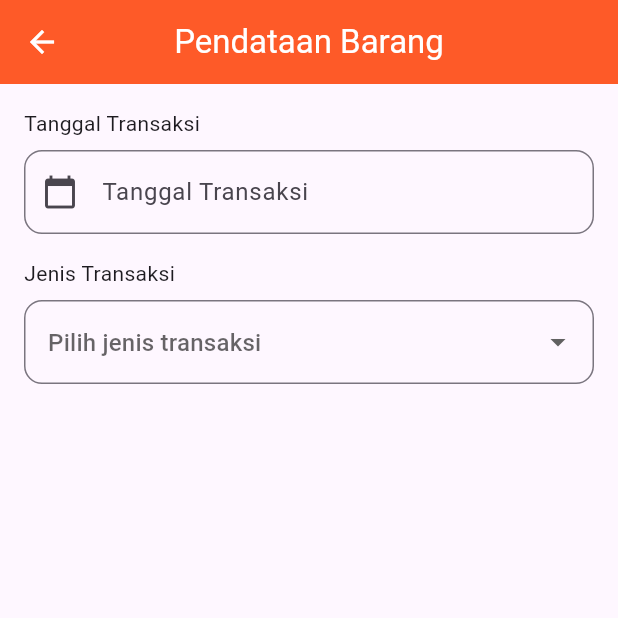
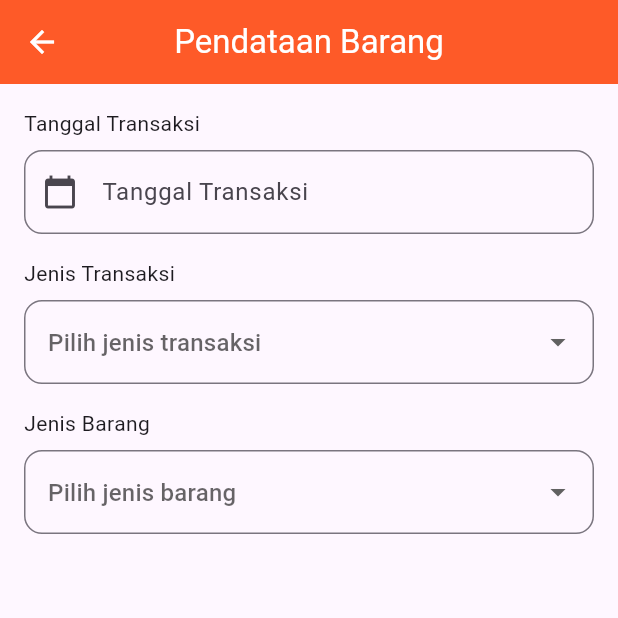
Before and after one commit to IAMHUDA/20220140049_UCP1Flutter, a Flutter app: the DataBarangPage screen opened directly, on a phone screen of 412 x 824 dp, the top half of it. Run offline on Flutter 3.47's test engine with Material 3 defaults, Android fonts, the phone set to English and light mode, and no system bars.

Commit message:
add jenis barang formfield

```diff
--- a/lib/data_barang_page.dart
+++ b/lib/data_barang_page.dart
@@ -133,6 +133,36 @@ class _DataBarangPageState extends State<DataBarangPage> {
                   return null;
                 },
               ),
+              const SizedBox(height: 16),
+              const Text('Jenis Barang'),
+              const SizedBox(height: 8),
+              DropdownButtonFormField<String>(
+                value: _selectedJenisBarang,
+                decoration: InputDecoration(
+                  hintText: 'Pilih jenis barang',
+                  border: OutlineInputBorder(
+                    borderRadius: BorderRadius.circular(12),
+                  ),
+                ),
+                items: _hargaBarang.keys
+                    .map((e) => DropdownMenuItem(
+                          value: e,
+                          child: Text(e),
+                        ))
+                    .toList(),
+                onChanged: (value) {
+                  setState(() {
+                    _selectedJenisBarang = value;
+                    _hargaController.text = _hargaBarang[value!]?.toString() ?? '';
+                  });
+                },
+                validator: (value) {
+                  if (value == null) {
+                    return 'Jenis barang tidak boleh kosong';
+                  }
+                  return null;
+                },
+              ),
             ],
           )
         ),
```
